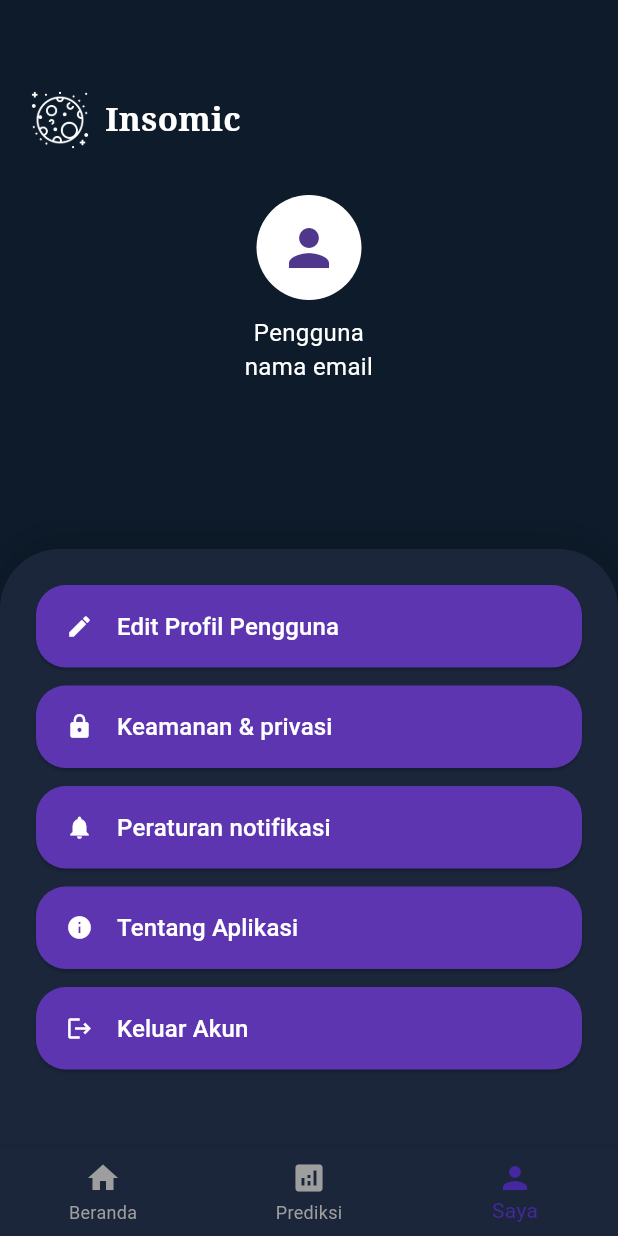
After one commit to riziqhilmi/Insomnia-Mobile, a Flutter app: the ProfilePage screen opened directly, on a phone screen of 412 x 824 dp. The commit adds this screen. Run offline on Flutter 3.47's test engine with Material 3 defaults, Android fonts, the phone set to English and light mode, and no system bars; our stand-ins replace animated_background.

Commit message:
add profil

```diff
--- a/lib/page/home_page.dart
+++ b/lib/page/home_page.dart
@@ -1,4 +1,5 @@
 import 'package:flutter/material.dart';
+import '../page/profile_page.dart';
 
 class HomePage extends StatelessWidget {
   @override
@@ -115,6 +116,15 @@ class HomePage extends StatelessWidget {
         selectedItemColor: Colors.deepPurple[800],
         unselectedItemColor: Colors.grey,
         backgroundColor: const Color(0xFF1B263B),
+        onTap: (index) {
+          if (index == 2) {
+            // Navigasi ke halaman profil
+            Navigator.push(
+              context,
+              MaterialPageRoute(builder: (context) => const ProfilePage()),
+            );
+          }
+        },
         items: const [
           BottomNavigationBarItem(icon: Icon(Icons.home), label: 'Beranda'),
           BottomNavigationBarItem(
--- /dev/null
+++ b/lib/page/profile_page.dart
@@ -0,0 +1,137 @@
+import 'package:flutter/material.dart';
+
+class ProfilePage extends StatelessWidget {
+  const ProfilePage({Key? key}) : super(key: key);
+
+  @override
+  Widget build(BuildContext context) {
+    return Scaffold(
+      backgroundColor: const Color(0xFF0D1B2A),
+      body: Stack(
+        children: [
+          Padding(
+            padding: const EdgeInsets.only(top: 60, left: 20, right: 20),
+            child: Column(
+              crossAxisAlignment: CrossAxisAlignment.start,
+              children: [
+                Row(
+                  children: [
+                    Image.asset(
+                      'assets/images/images/logo1.png',
+                      height: 40,
+                    ),
+                    const SizedBox(width: 10),
+                    const Text(
+                      "Insomic",
+                      style: TextStyle(
+                        color: Colors.white,
+                        fontSize: 22,
+                        fontWeight: FontWeight.bold,
+                        fontFamily: 'Serif',
+                      ),
+                    ),
+                  ],
+                ),
+                const SizedBox(height: 30),
+                const Center(
+                  child: Column(
+                    children: [
+                      CircleAvatar(
+                        radius: 35,
+                        backgroundColor: Colors.white,
+                        child: Icon(Icons.person, size: 40),
+                      ),
+                      SizedBox(height: 10),
+                      Text(
+                        'Pengguna\nnama email',
+                        textAlign: TextAlign.center,
+                        style: TextStyle(color: Colors.white, fontSize: 16),
+                      ),
+                    ],
+                  ),
+                ),
+              ],
+            ),
+          ),
+          Align(
+            alignment: Alignment.bottomCenter,
+            child: Container(
+              padding: const EdgeInsets.all(24),
+              height: 400,
+              decoration: const BoxDecoration(
+                color: Color(0xFF1B263B),
+                borderRadius: BorderRadius.vertical(top: Radius.circular(40)),
+                boxShadow: [
+                  BoxShadow(
+                    color: Colors.black12,
+                    blurRadius: 20,
+                    offset: Offset(0, -5),
+                  ),
+                ],
+              ),
+              child: Column(
+                children: [
+                  _buildButton(context, 'Edit Profil Pengguna', Icons.edit),
+                  _buildButton(context, 'Keamanan & privasi', Icons.lock),
+                  _buildButton(
+                      context, 'Peraturan notifikasi', Icons.notifications),
+                  _buildButton(context, 'Tentang Aplikasi', Icons.info),
+                  _buildButton(context, 'Keluar Akun', Icons.logout),
+                ],
+              ),
+            ),
+          ),
+        ],
+      ),
+      bottomNavigationBar: BottomNavigationBar(
+        backgroundColor: const Color(0xFF1B263B),
+        selectedItemColor: Colors.deepPurple[800],
+        unselectedItemColor: Colors.grey,
+        currentIndex: 2,
+        onTap: (index) {
+          if (index == 0) {
+            Navigator.pop(context);
+          } else if (index == 1) {
+            // Tambahkan navigasi ke halaman prediksi jika tersedia
+          }
+        },
+        items: const [
+          BottomNavigationBarItem(icon: Icon(Icons.home), label: 'Beranda'),
+          BottomNavigationBarItem(
+              icon: Icon(Icons.analytics), label: 'Prediksi'),
+          BottomNavigationBarItem(icon: Icon(Icons.person), label: 'Saya'),
+        ],
+      ),
+    );
+  }
+
+  Widget _buildButton(BuildContext context, String title, IconData icon) {
+    return Container(
+      width: double.infinity,
+      margin: const EdgeInsets.only(bottom: 12),
+      child: ElevatedButton(
+        onPressed: () {},
+        style: ElevatedButton.styleFrom(
+          backgroundColor: Colors.deepPurple[600],
+          padding: const EdgeInsets.symmetric(vertical: 16, horizontal: 20),
+          shape: RoundedRectangleBorder(
+            borderRadius: BorderRadius.circular(20),
+          ),
+        ),
+        child: Row(
+          children: [
+            Icon(icon, color: Colors.white),
+            const SizedBox(width: 16),
+            Text(
+              title,
+              style: const TextStyle(
+                color: Colors.white,
+                fontSize: 16,
+              ),
+            ),
+          ],
+        ),
+      ),
+    );
+  }
+}
```
